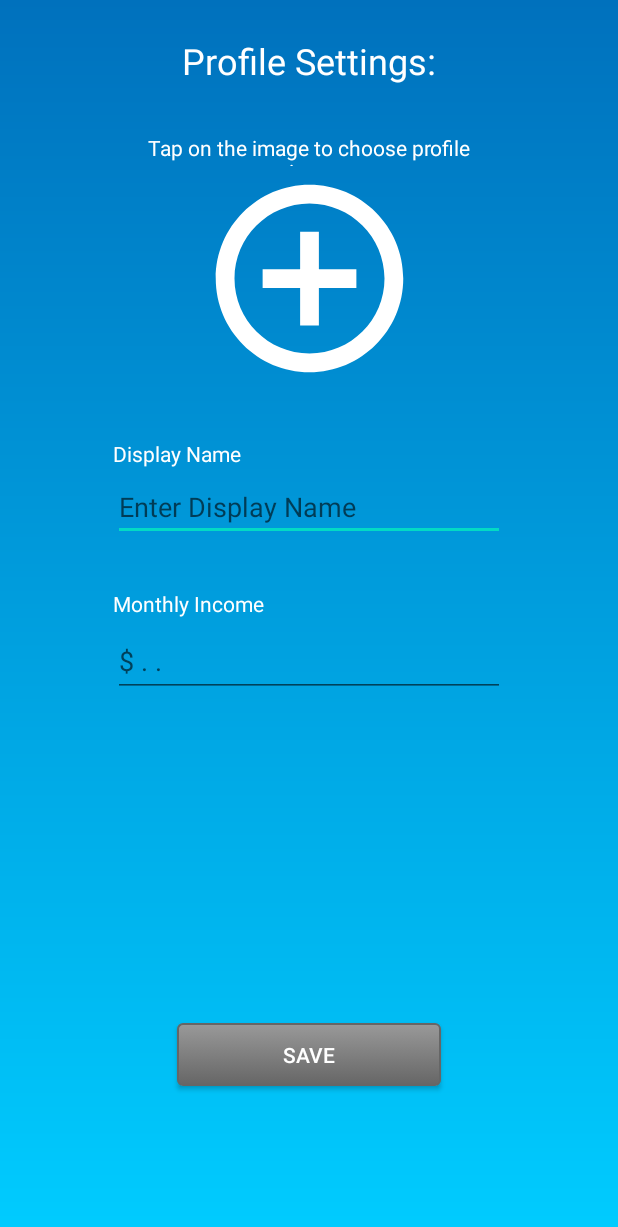
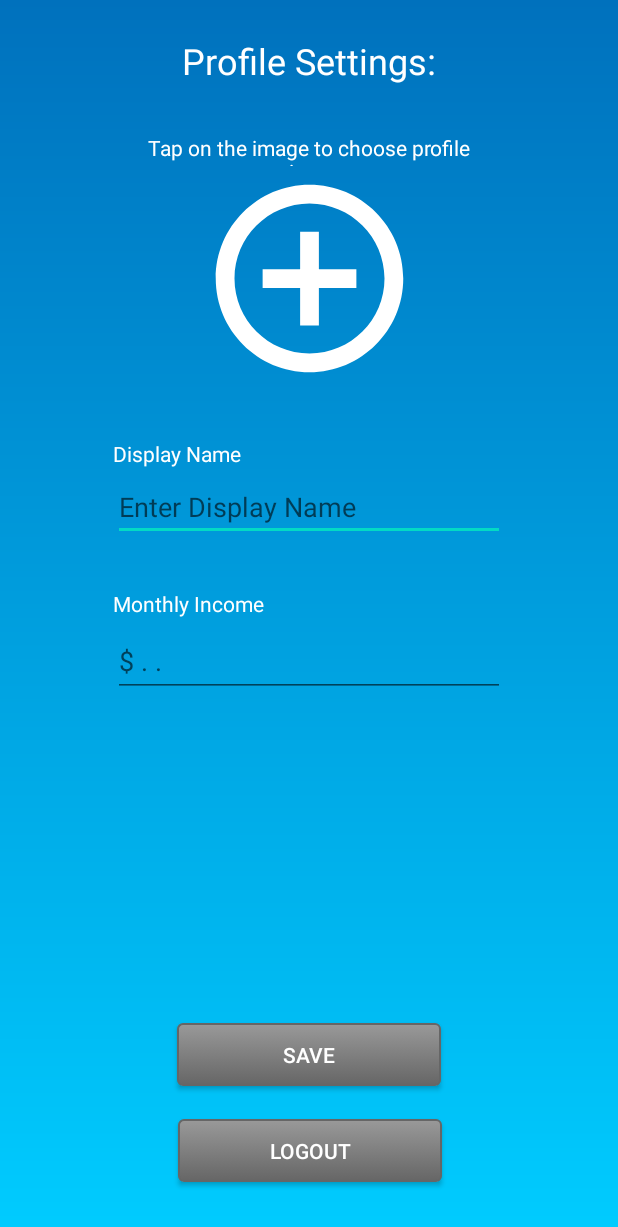
Before and after one commit to bgorringe84/Time2, an Android app: the screen it shows after launch once a user with an empty profile is signed in (ProfileActivity), on a phone screen of 412 x 824 dp. Shown: the top 1227 px of the screen. Run offline under Robolectric (Android 15) with nearby library versions, the phone set to English and light mode, and no system bars; our stand-ins replace Firebase (no records; nobody signed in at launch, a user with empty details on screens opened directly).

Commit message:
Added logout btn

```diff
--- a/app/src/main/java/com/example/time2/ProfileActivity.java
+++ b/app/src/main/java/com/example/time2/ProfileActivity.java
@@ -182,6 +182,13 @@ public class ProfileActivity extends AppCompatActivity implements View.OnClickLi
         startActivityForResult(Intent.createChooser(intent, "Select Profile Image"), CHOOSE_IMAGE);
     }
 
+    public void logout(View view) {
+        FirebaseAuth.getInstance().signOut(); //logout
+        Toast.makeText(this, "Logged out!", Toast.LENGTH_SHORT).show();
+        startActivity(new Intent(getApplicationContext(),MainActivity.class));
+        finish();
+    }
+
     @Override
     public void onClick(View view) {
 
--- a/app/src/main/res/layout/activity_profile.xml
+++ b/app/src/main/res/layout/activity_profile.xml
@@ -98,6 +98,20 @@
         app:layout_constraintEnd_toEndOf="parent"
         app:layout_constraintStart_toStartOf="parent" />
 
+    <Button
+        android:id="@+id/logoutBtn"
+        android:layout_width="176dp"
+        android:layout_height="42dp"
+        android:layout_marginBottom="36dp"
+        android:onClick="logout"
+        android:background="@drawable/mybutton"
+        android:text="Logout"
+        android:textColor="#FFFFFF"
+        app:layout_constraintBottom_toBottomOf="parent"
+        app:layout_constraintEnd_toEndOf="parent"
+        app:layout_constraintHorizontal_bias="0.502"
+        app:layout_constraintStart_toStartOf="parent" />
+
     <ProgressBar
         android:visibility="gone"
         android:id="@+id/progressbar"
```
